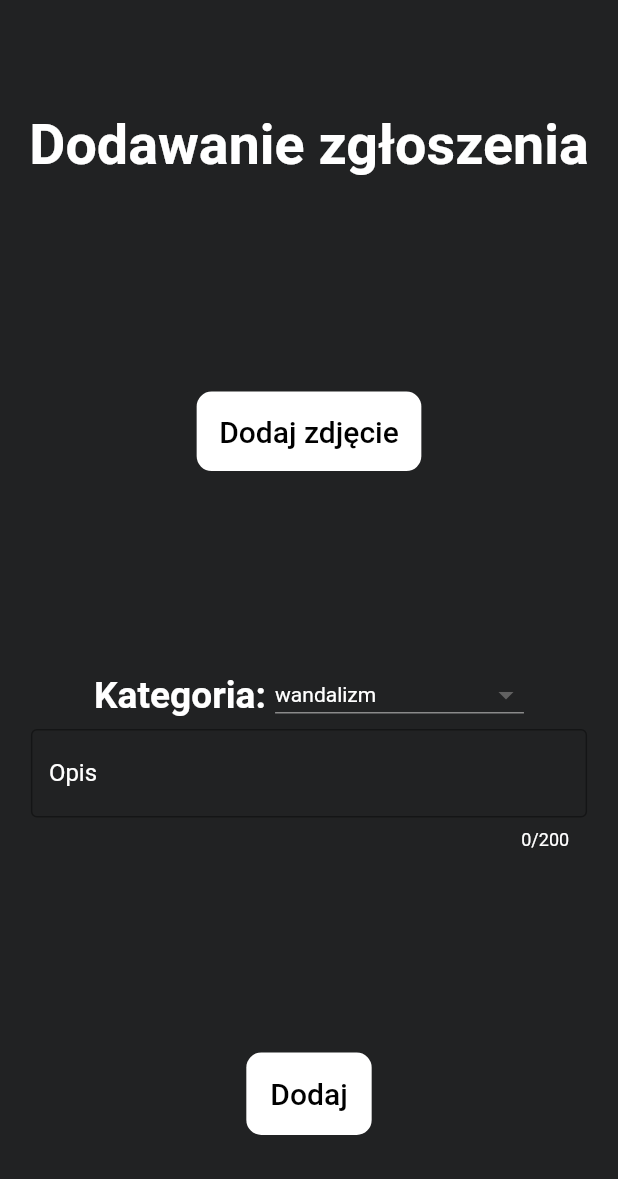
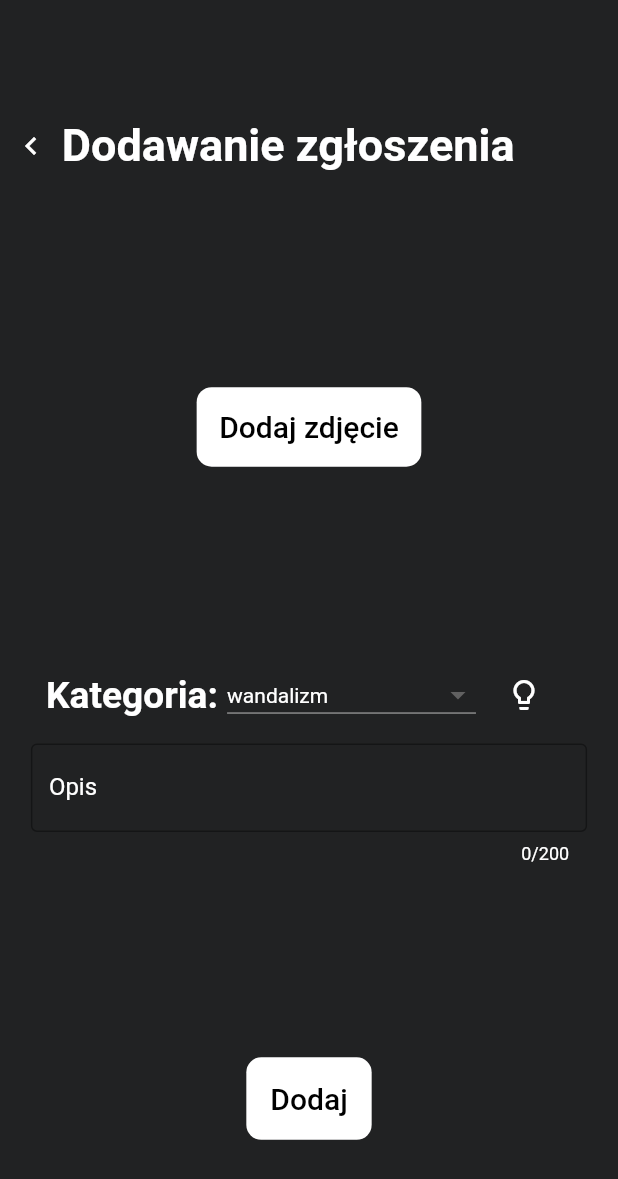
Before and after one commit to Marusiella/miastoerror, a Flutter app: the AddPost screen opened by its route, on a phone screen of 412 x 824 dp. Shown: the top 1179 px of the screen. Run offline on Flutter 3.47's test engine with Material 2 defaults, Android fonts, the phone set to English and light mode, and no system bars; our stand-ins replace cloud_firestore, firebase_analytics, firebase_auth, firebase_core, firebase_crashlytics, firebase_database and 6 more; missing offline and left inert: flutter_osm_plugin; accounts and stored records are empty.

```diff
--- a/lib/add_post.dart
+++ b/lib/add_post.dart
@@ -38,16 +38,37 @@ class _AddPostState extends State<AddPost> {
       width: MediaQuery.of(context).size.width,
       child:
           Column(mainAxisAlignment: MainAxisAlignment.spaceAround, children: [
-        Padding(
-          padding: const EdgeInsets.all(8.0),
-          child: Text(
-            "Dodawanie zgłoszenia",
-            style: TextStyle(
-                fontSize: MediaQuery.of(context).size.height * 0.045,
-                fontWeight: FontWeight.bold,
-                fontFamily: "Roboto",
-                color: Colors.white),
-          ),
+        Column(
+          children: [
+            SizedBox(height: MediaQuery.of(context).size.height * 0.01),
+            Padding(
+              padding: const EdgeInsets.only(bottom: 8.0),
+              child: SizedBox(
+                // width: MediaQuery.of(context).size.width * 0.,
+                child: Row(
+                  crossAxisAlignment: CrossAxisAlignment.center,
+                  children: [
+                    SizedBox(
+                      height: MediaQuery.of(context).size.height * 0.06,
+                      width: MediaQuery.of(context).size.width * 0.1,
+                      child: TextButton(
+                          onPressed: () => Navigator.pop(context),
+                          child: const Icon(
+                            Icons.chevron_left_sharp,
+                            color: Colors.white,
+                          )),
+                    ),
+                    const Text("Dodawanie zgłoszenia",
+                        style: TextStyle(
+                            fontSize: 30,
+                            fontWeight: FontWeight.bold,
+                            fontFamily: "Roboto",
+                            color: Colors.white)),
+                  ],
+                ),
+              ),
+            ),
+          ],
         ),
         TextButton(
             style: TextButton.styleFrom(
@@ -124,6 +145,17 @@ class _AddPostState extends State<AddPost> {
                         Provider.of<MyProvider>(context, listen: false)
                             .setType(field.toString());
                       }),
+                  if (!Provider.of<MyProvider>(context).showInput)
+                    TextButton(
+                        onPressed: () => Navigator.pushNamed(
+                            context, "/funfact",
+                            arguments:
+                                Provider.of<MyProvider>(context, listen: false)
+                                    .getType),
+                        child: const Icon(
+                          Icons.lightbulb_outline,
+                          color: Colors.white,
+                        ))
                 ],
               ),
 
```
Also changed, not shown: lib/fun_fact.dart (added, +48 -0 lines), lib/main.dart (+10 -0 lines), lib/provider.dart (+4 -3 lines).
